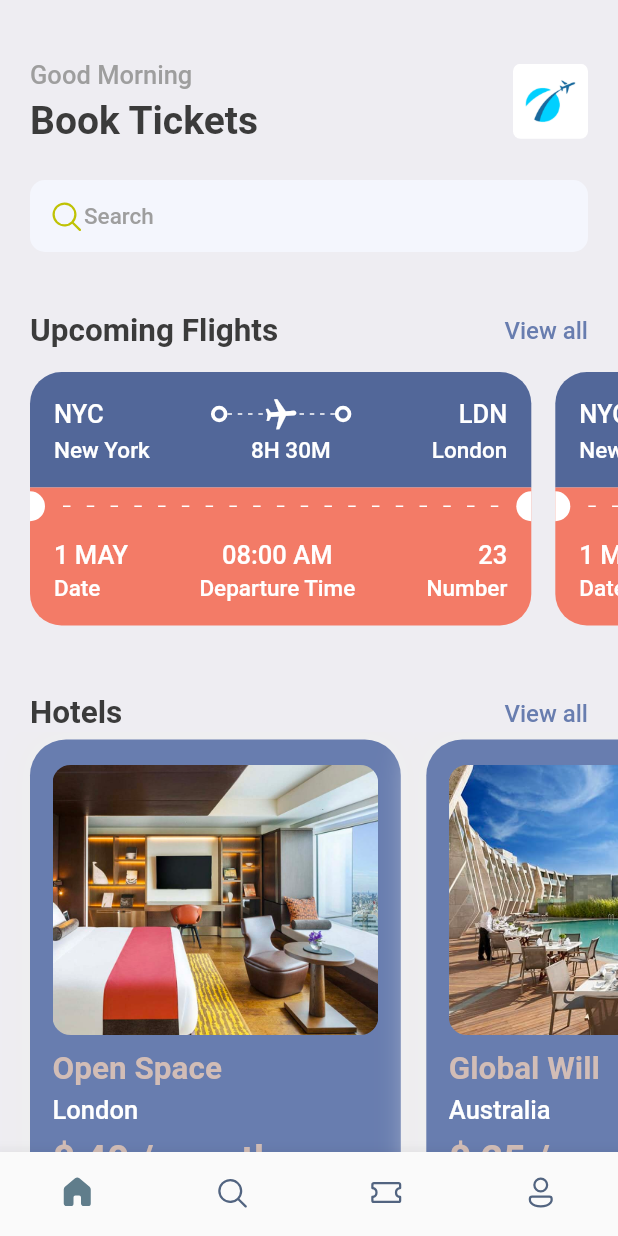
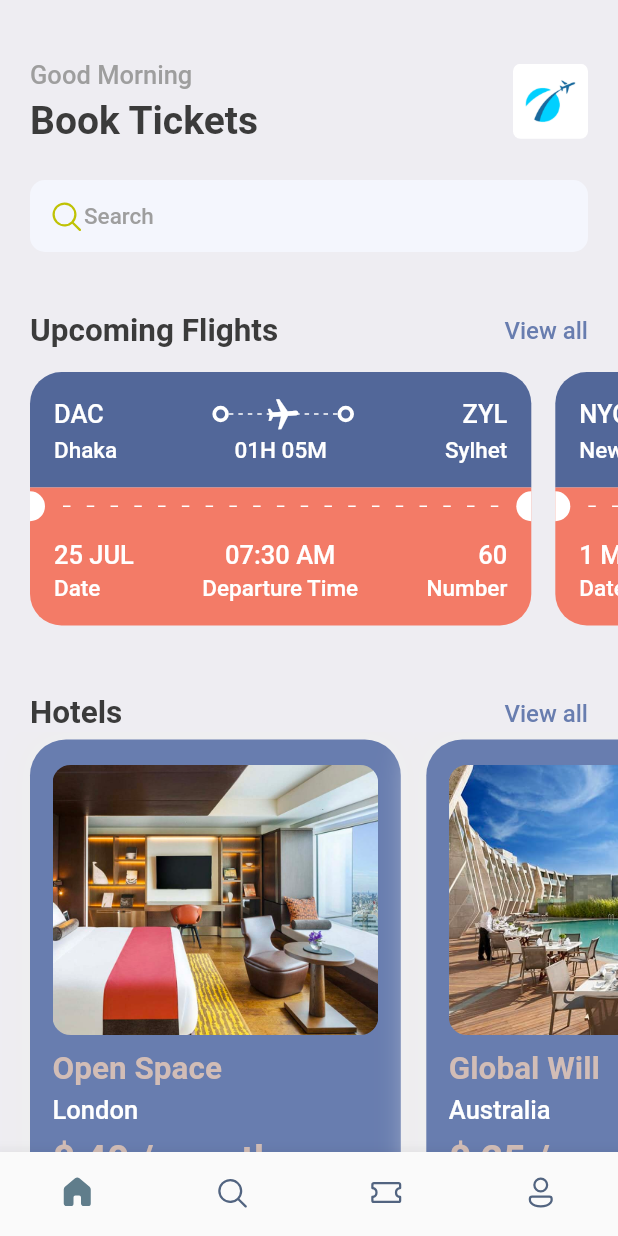
Before and after one commit to CPAD-Gazipur/Ticket-Booking-App, a Flutter app: the screen it shows after launch, on a phone screen of 412 x 824 dp. Run offline on Flutter 3.47's test engine with Material 2 defaults, Android fonts, the light colour scheme and no system bars; our stand-ins replace fluentui_icons, gap, get.

Commit message:
Ticket Booking: Ticket View and Hotel View dynamic size & data added

```diff
--- a/lib/database/app_info_list.dart
+++ b/lib/database/app_info_list.dart
@@ -36,3 +36,62 @@ List<Map<String, dynamic>> hotelList = [
     'price': 89,
   },
 ];
+
+List<Map<String, dynamic>> ticketList = [
+  {
+    'from': {
+      'code': 'DAC',
+      'name': 'Dhaka',
+    },
+    'to': {
+      'code': 'ZYL',
+      'name': 'Sylhet',
+    },
+    'flying_time': '01H 05M',
+    'date': '25 JUL',
+    'departure_time': '07:30 AM',
+    'number': 60,
+  },
+  {
+    'from': {
+      'code': 'NYC',
+      'name': 'New York',
+    },
+    'to': {
+      'code': 'LND',
+      'name': 'London',
+    },
+    'flying_time': '08H 30M',
+    'date': '1 MAY',
+    'departure_time': '08:00 AM',
+    'number': 23,
+  },
+  {
+    'from': {
+      'code': 'DAC',
+      'name': 'Dhaka',
+    },
+    'to': {
+      'code': 'CXB',
+      'name': 'Cox\'s Bazar',
+    },
+    'flying_time': '01H 05M',
+    'date': '25 JUL',
+    'departure_time': '07:30 AM',
+    'number': 60,
+  },
+  {
+    'from': {
+      'code': 'NYC',
+      'name': 'New York',
+    },
+    'to': {
+      'code': 'LND',
+      'name': 'London',
+    },
+    'flying_time': '08H 30M',
+    'date': '1 MAY',
+    'departure_time': '08:00 AM',
+    'number': 23,
+  },
+];
--- a/lib/screens/home_screen.dart
+++ b/lib/screens/home_screen.dart
@@ -97,11 +97,9 @@ class HomeScreen extends StatelessWidget {
             scrollDirection: Axis.horizontal,
             padding: const EdgeInsets.only(left: 20),
             child: Row(
-              children: const [
-                TicketView(),
-                TicketView(),
-                TicketView(),
-              ],
+              children: ticketList
+                  .map((ticket) => TicketView(ticket: ticket))
+                  .toList(),
             ),
           ),
           const Gap(15),
--- a/lib/utils/app_layout.dart
+++ b/lib/utils/app_layout.dart
@@ -1,7 +1,28 @@
 import 'package:flutter/material.dart';
+import 'package:get/get.dart';
 
 class AppLayout {
   static getSize(BuildContext context) {
     return MediaQuery.of(context).size;
   }
+
+  static getScreenHeight() {
+    return Get.height;
+  }
+
+  static getScreenWidth() {
+    return Get.width;
+  }
+
+  static getHeight(double pixels) {
+    double x = getScreenHeight() / pixels;
+
+    return getScreenHeight() / x;
+  }
+
+  static getWidth(double pixels) {
+    double x = getScreenWidth() / pixels;
+
+    return getScreenWidth() / x;
+  }
 }
--- a/lib/widgets/hotel_view.dart
+++ b/lib/widgets/hotel_view.dart
@@ -23,7 +23,7 @@ class HotelView extends StatelessWidget {
         top: 5,
       ),
       width: size.width * 0.6,
-      height: 350,
+      height: AppLayout.getHeight(320),
       decoration: BoxDecoration(
           color: AppStyles.primaryColor,
           borderRadius: BorderRadius.circular(24),
@@ -38,7 +38,7 @@ class HotelView extends StatelessWidget {
         crossAxisAlignment: CrossAxisAlignment.start,
         children: [
           Container(
-            height: 180,
+            height: AppLayout.getHeight(180),
             decoration: BoxDecoration(
               color: AppStyles.primaryColor,
               borderRadius: BorderRadius.circular(12),
--- a/lib/widgets/ticket_view.dart
+++ b/lib/widgets/ticket_view.dart
@@ -4,25 +4,29 @@ import 'package:ticket_booking_app/utils/utils.dart';
 import 'package:ticket_booking_app/widgets/widgets.dart';
 
 class TicketView extends StatelessWidget {
-  const TicketView({Key? key}) : super(key: key);
+  final Map<String, dynamic> ticket;
+  const TicketView({
+    Key? key,
+    required this.ticket,
+  }) : super(key: key);
 
   @override
   Widget build(BuildContext context) {
     final size = AppLayout.getSize(context);
     return SizedBox(
       width: size.width * 0.85,
-      height: 200,
+      height: AppLayout.getHeight(200),
       child: Container(
-        margin: const EdgeInsets.only(right: 16),
+        margin: EdgeInsets.only(right: AppLayout.getHeight(16)),
         child: Column(
           children: [
             Container(
-              padding: const EdgeInsets.all(16),
-              decoration: const BoxDecoration(
-                color: Color(0xFF526799),
+              padding: EdgeInsets.all(AppLayout.getHeight(16)),
+              decoration: BoxDecoration(
+                color: const Color(0xFF526799),
                 borderRadius: BorderRadius.only(
-                  topLeft: Radius.circular(21),
-                  topRight: Radius.circular(21),
+                  topLeft: Radius.circular(AppLayout.getHeight(21)),
+                  topRight: Radius.circular(AppLayout.getHeight(21)),
                 ),
               ),
               child: Column(
@@ -30,7 +34,7 @@ class TicketView extends StatelessWidget {
                   Row(
                     children: [
                       Text(
-                        'NYC',
+                        ticket['from']['code'],
                         style: AppStyles.headLineStyle3
                             .copyWith(color: Colors.white),
                       ),
@@ -40,7 +44,7 @@ class TicketView extends StatelessWidget {
                         child: Stack(
                           children: [
                             SizedBox(
-                              height: 24,
+                              height: AppLayout.getHeight(24),
                               child: LayoutBuilder(
                                 builder: (BuildContext context,
                                     BoxConstraints constraints) {
@@ -80,7 +84,7 @@ class TicketView extends StatelessWidget {
                       const ThickContainer(),
                       Expanded(child: Container()),
                       Text(
-                        'LDN',
+                        ticket['to']['code'],
                         style: AppStyles.headLineStyle3
                             .copyWith(color: Colors.white),
                       ),
@@ -90,21 +94,27 @@ class TicketView extends StatelessWidget {
                   Row(
                     mainAxisAlignment: MainAxisAlignment.spaceBetween,
                     children: [
-                      Text(
-                        'New York',
+                      SizedBox(
+                        width: AppLayout.getWidth(100),
+                        child: Text(
+                          ticket['from']['name'],
                           style: AppStyles.headLineStyle4
                               .copyWith(color: Colors.white),
                         ),
+                      ),
                       Text(
-                        '8H 30M',
+                        ticket['flying_time'],
                         style: AppStyles.headLineStyle4
                             .copyWith(color: Colors.white),
                       ),
-                      Text(
-                        'London',
+                      SizedBox(
+                        width: AppLayout.getWidth(100),
+                        child: Text(
+                          ticket['to']['name'],
                           textAlign: TextAlign.end,
                           style: AppStyles.headLineStyle4
                               .copyWith(color: Colors.white),
+                        ),
                       ),
                     ],
                   ),
@@ -115,22 +125,22 @@ class TicketView extends StatelessWidget {
               color: AppStyles.orangeColor,
               child: Row(
                 children: [
-                  const SizedBox(
-                    height: 20,
-                    width: 10,
+                  SizedBox(
+                    height: AppLayout.getHeight(20),
+                    width: AppLayout.getWidth(10),
                     child: DecoratedBox(
                       decoration: BoxDecoration(
                         color: Colors.white,
                         borderRadius: BorderRadius.only(
-                          topRight: Radius.circular(10),
-                          bottomRight: Radius.circular(10),
+                          topRight: Radius.circular(AppLayout.getHeight(10)),
+                          bottomRight: Radius.circular(AppLayout.getHeight(10)),
                         ),
                       ),
                     ),
                   ),
                   Expanded(
                     child: Padding(
-                      padding: const EdgeInsets.all(12.0),
+                      padding: EdgeInsets.all(AppLayout.getHeight(12)),
                       child: LayoutBuilder(
                         builder:
                             (BuildContext context, BoxConstraints constraints) {
@@ -154,15 +164,15 @@ class TicketView extends StatelessWidget {
                       ),
                     ),
                   ),
-                  const SizedBox(
-                    height: 20,
-                    width: 10,
+                  SizedBox(
+                    height: AppLayout.getHeight(20),
+                    width: AppLayout.getWidth(10),
                     child: DecoratedBox(
                       decoration: BoxDecoration(
                         color: Colors.white,
                         borderRadius: BorderRadius.only(
-                          topLeft: Radius.circular(10),
-                          bottomLeft: Radius.circular(10),
+                          topLeft: Radius.circular(AppLayout.getHeight(10)),
+                          bottomLeft: Radius.circular(AppLayout.getHeight(10)),
                         ),
                       ),
                     ),
@@ -171,17 +181,17 @@ class TicketView extends StatelessWidget {
               ),
             ),
             Container(
-              padding: const EdgeInsets.only(
-                top: 10,
-                right: 16,
-                left: 16,
-                bottom: 16,
+              padding: EdgeInsets.only(
+                top: AppLayout.getHeight(10),
+                right: AppLayout.getHeight(16),
+                left: AppLayout.getHeight(16),
+                bottom: AppLayout.getHeight(16),
               ),
               decoration: BoxDecoration(
                 color: AppStyles.orangeColor,
-                borderRadius: const BorderRadius.only(
-                  bottomLeft: Radius.circular(21),
-                  bottomRight: Radius.circular(21),
+                borderRadius: BorderRadius.only(
+                  bottomLeft: Radius.circular(AppLayout.getHeight(21)),
+                  bottomRight: Radius.circular(AppLayout.getHeight(21)),
                 ),
               ),
               child: Row(
@@ -191,7 +201,7 @@ class TicketView extends StatelessWidget {
                     crossAxisAlignment: CrossAxisAlignment.start,
                     children: [
                       Text(
-                        '1 MAY',
+                        ticket['date'],
                         style: AppStyles.headLineStyle3
                             .copyWith(color: Colors.white),
                       ),
@@ -207,7 +217,7 @@ class TicketView extends StatelessWidget {
                     crossAxisAlignment: CrossAxisAlignment.center,
                     children: [
                       Text(
-                        '08:00 AM',
+                        ticket['departure_time'],
                         style: AppStyles.headLineStyle3
                             .copyWith(color: Colors.white),
                       ),
@@ -223,7 +233,7 @@ class TicketView extends StatelessWidget {
                     crossAxisAlignment: CrossAxisAlignment.end,
                     children: [
                       Text(
-                        '23',
+                        '${ticket['number']}',
                         style: AppStyles.headLineStyle3
                             .copyWith(color: Colors.white),
                       ),
--- a/pubspec.yaml
+++ b/pubspec.yaml
@@ -36,6 +36,7 @@ dependencies:
   cupertino_icons: ^1.0.2
   fluentui_icons: ^1.0.0
   gap: ^2.0.0
+  get: ^4.6.5
 
 dev_dependencies:
   flutter_test:
```
Also changed, not shown: pubspec.lock. Lines whose indentation alone changed are shown as unchanged.
